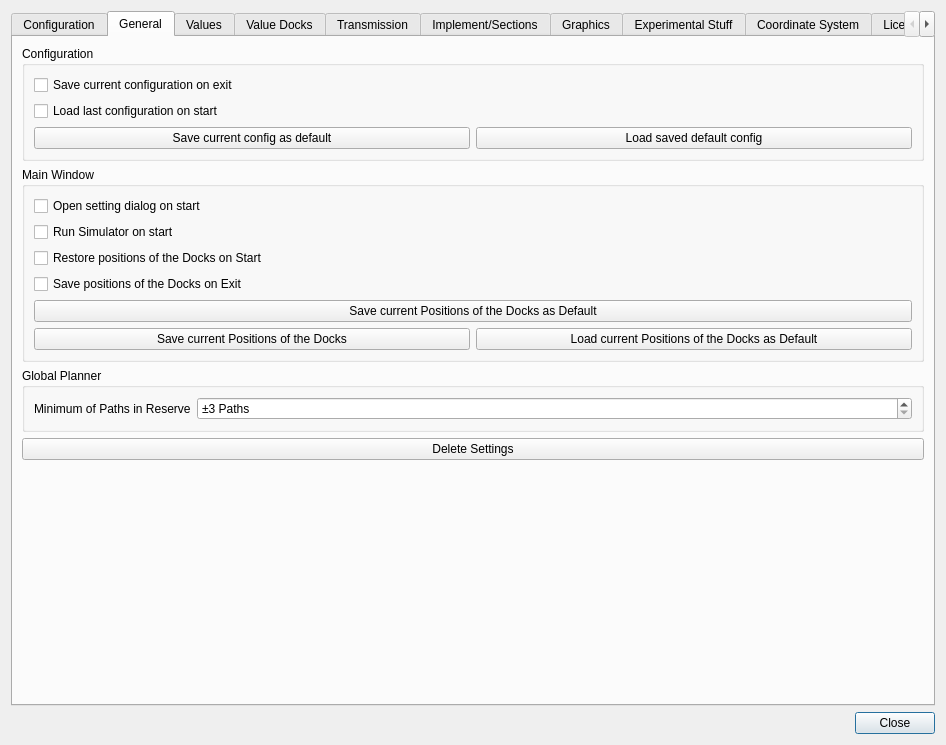
Old version of the form src/gui/SettingsDialog.ui in the repository eringerli/QtOpenGuidance.
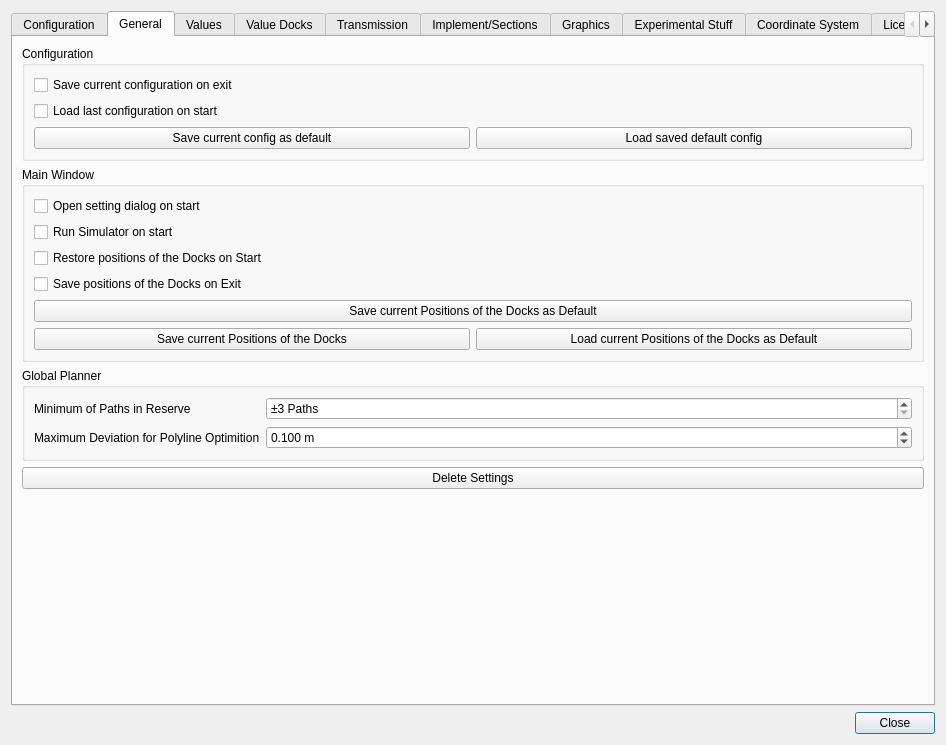
New version of the form. The open tabs and pages were chosen to show the change. Icons and pictures are not drawn. Custom widgets are drawn as their Qt base class.

Commit message: Path planner for sequence improvements

```diff
--- a/src/gui/SettingsDialog.ui
+++ b/src/gui/SettingsDialog.ui
@@ -47,7 +47,7 @@
         <enum>Qt::NoFocus</enum>
        </property>
        <property name="currentIndex">
-        <number>0</number>
+        <number>1</number>
        </property>
        <widget class="QWidget" name="tabConfiguration">
         <attribute name="title">
@@ -438,6 +438,13 @@
             <string>Global Planner</string>
            </property>
            <layout class="QGridLayout" name="gridLayout_12">
+            <item row="0" column="0">
+             <widget class="QLabel" name="label_26">
+              <property name="text">
+               <string>Minimum of Paths in Reserve</string>
+              </property>
+             </widget>
+            </item>
             <item row="0" column="1">
              <widget class="QSpinBox" name="sbPathsInReserve">
               <property name="sizePolicy">
@@ -460,10 +467,38 @@
               </property>
              </widget>
             </item>
-            <item row="0" column="0">
-             <widget class="QLabel" name="label_26">
+            <item row="1" column="0">
+             <widget class="QLabel" name="label_29">
               <property name="text">
-               <string>Minimum of Paths in Reserve</string>
+               <string>Maximum Deviation for Polyline Optimition</string>
+              </property>
+             </widget>
+            </item>
+            <item row="1" column="1">
+             <widget class="QDoubleSpinBox" name="sbGlobalPlannerMaxDeviation">
+              <property name="sizePolicy">
+               <sizepolicy hsizetype="Expanding" vsizetype="Fixed">
+                <horstretch>0</horstretch>
+                <verstretch>0</verstretch>
+               </sizepolicy>
+              </property>
+              <property name="suffix">
+               <string> m</string>
+              </property>
+              <property name="decimals">
+               <number>3</number>
+              </property>
+              <property name="minimum">
+               <double>0.010000000000000</double>
+              </property>
+              <property name="maximum">
+               <double>10.000000000000000</double>
+              </property>
+              <property name="singleStep">
+               <double>0.005000000000000</double>
+              </property>
+              <property name="value">
+               <double>0.100000000000000</double>
               </property>
              </widget>
             </item>
```
The commit also changes 22 other files.
